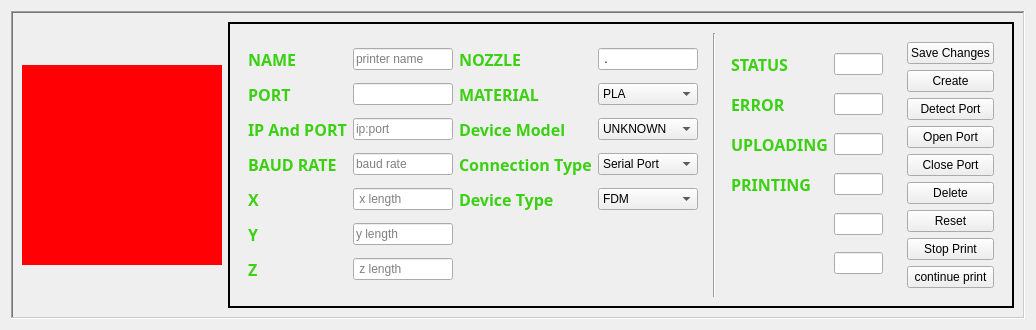
First picture: the form in ui/devicewidget.ui, repository malabdali/3dPrintersManager, before the edit.
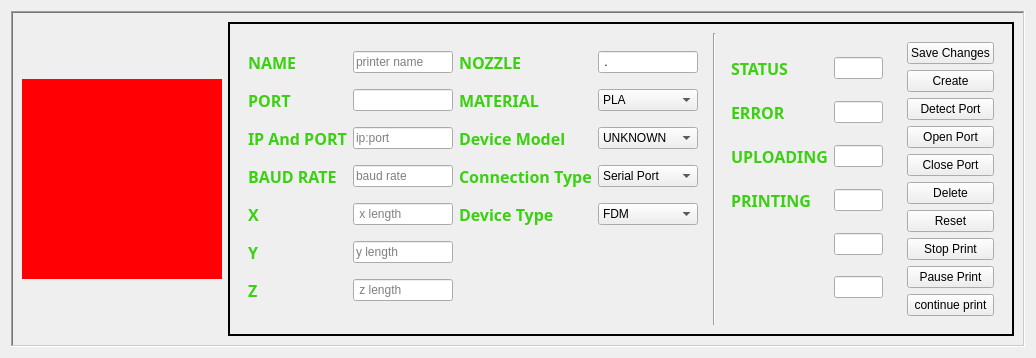
Second picture: the form after the edit. Icons and pictures are not drawn.

```diff
--- a/ui/devicewidget.ui
+++ b/ui/devicewidget.ui
@@ -1030,6 +1030,13 @@
               </property>
              </widget>
             </item>
+            <item>
+             <widget class="QPushButton" name="_pause_print_button">
+              <property name="text">
+               <string>Pause Print</string>
+              </property>
+             </widget>
+            </item>
             <item>
              <widget class="QPushButton" name="_continue_print_button">
               <property name="text">
```
